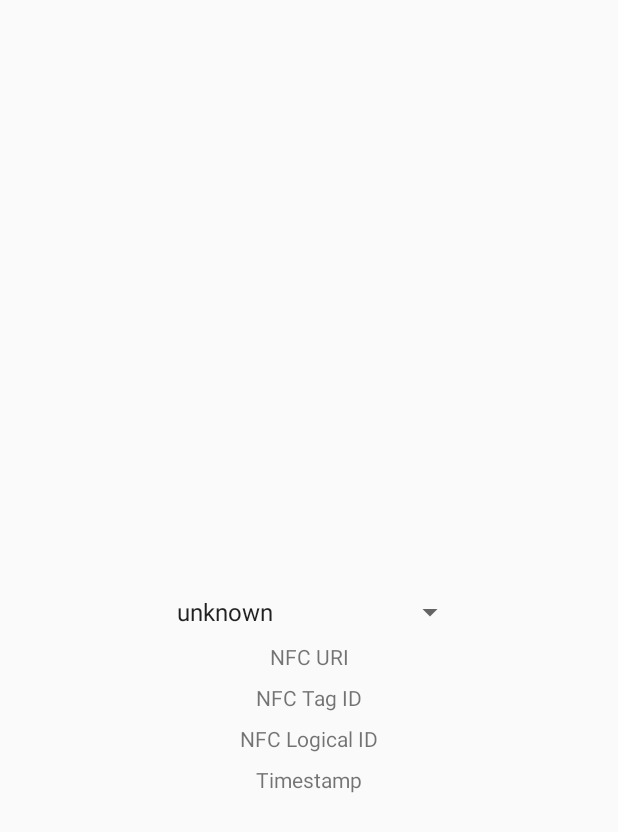
After one commit to cartland/Marauder, an Android app: the layout activity_launch_url.xml on its own in the app's theme, with its tools: preview values and no code run, on a phone screen of 412 x 824 dp. The commit adds this screen. Shown: the top 832 px of the screen. Run offline under Robolectric (Android 15) with nearby library versions, the phone set to English and light mode, and no system bars.

Commit message:
Add LaunchUrlActivity

```diff
--- a/android/Marauder/app/build.gradle
+++ b/android/Marauder/app/build.gradle
@@ -10,8 +10,8 @@ android {
         applicationId "com.chriscartland.marauder"
         minSdkVersion 23
         targetSdkVersion 29
-        versionCode 13
-        versionName "1.0.11"
+        versionCode 14
+        versionName "2.0.0"
         testInstrumentationRunner "androidx.test.runner.AndroidJUnitRunner"
     }
     buildTypes {
--- a/android/Marauder/app/src/main/java/com/chriscartland/marauder/MainActivity.kt
+++ b/android/Marauder/app/src/main/java/com/chriscartland/marauder/MainActivity.kt
@@ -1,6 +1,7 @@
 package com.chriscartland.marauder
 
 import android.content.Intent
+import android.net.Uri
 import androidx.appcompat.app.AppCompatActivity
 import android.os.Bundle
 
@@ -8,6 +9,8 @@ class MainActivity : AppCompatActivity() {
 
     override fun onCreate(savedInstanceState: Bundle?) {
         super.onCreate(savedInstanceState)
-        startActivity(Intent(this, TileBleScannerActivity::class.java))
+        setContentView(R.layout.activity_main)
+        startActivity(Intent(this, LaunchUrlActivity::class.java))
+        finish()
     }
 }
--- /dev/null
+++ b/android/Marauder/app/src/main/res/layout/activity_launch_url.xml
@@ -0,0 +1,67 @@
+<?xml version="1.0" encoding="utf-8"?>
+<androidx.constraintlayout.widget.ConstraintLayout
+        xmlns:android="http://schemas.android.com/apk/res/android"
+        xmlns:tools="http://schemas.android.com/tools"
+        xmlns:app="http://schemas.android.com/apk/res-auto"
+        android:layout_width="match_parent"
+        android:layout_height="match_parent"
+        tools:context=".LaunchUrlActivity">
+
+    <Spinner
+            android:id="@+id/spinner_nfc_reader_location"
+            android:layout_width="wrap_content"
+            android:layout_height="wrap_content"
+            android:entries="@array/locations"
+            app:layout_constraintTop_toTopOf="parent"
+            app:layout_constraintEnd_toEndOf="parent" app:layout_constraintStart_toStartOf="parent"
+            android:layout_marginStart="8dp" android:spinnerMode="dropdown" android:layout_marginBottom="8dp"
+            app:layout_constraintBottom_toBottomOf="parent"/>
+
+    <TextView
+            android:id="@+id/nfc_uri"
+            tools:text="NFC URI"
+            android:layout_width="wrap_content"
+            android:layout_height="wrap_content"
+            android:layout_marginTop="8dp"
+            app:layout_constraintTop_toBottomOf="@+id/spinner_nfc_reader_location"
+            app:layout_constraintStart_toStartOf="parent"
+            android:layout_marginStart="8dp"
+            app:layout_constraintEnd_toEndOf="parent"
+            android:layout_marginEnd="8dp"/>
+
+    <TextView
+            android:id="@+id/nfc_tag_id"
+            tools:text="NFC Tag ID"
+            android:layout_width="wrap_content"
+            android:layout_height="wrap_content"
+            android:layout_marginTop="8dp"
+            app:layout_constraintTop_toBottomOf="@+id/nfc_uri"
+            app:layout_constraintStart_toStartOf="parent"
+            android:layout_marginStart="8dp"
+            app:layout_constraintEnd_toEndOf="parent"
+            android:layout_marginEnd="8dp"/>
+
+    <TextView
+            android:id="@+id/nfc_logical_id"
+            tools:text="NFC Logical ID"
+            android:layout_width="wrap_content"
+            android:layout_height="wrap_content"
+            android:layout_marginTop="8dp"
+            app:layout_constraintTop_toBottomOf="@+id/nfc_tag_id"
+            app:layout_constraintStart_toStartOf="parent"
+            android:layout_marginStart="8dp"
+            app:layout_constraintEnd_toEndOf="parent"
+            android:layout_marginEnd="8dp"/>
+
+    <TextView
+            android:id="@+id/timestamp"
+            tools:text="Timestamp"
+            android:layout_width="wrap_content"
+            android:layout_height="wrap_content"
+            android:layout_marginTop="8dp"
+            app:layout_constraintTop_toBottomOf="@+id/nfc_logical_id"
+            app:layout_constraintStart_toStartOf="parent"
+            android:layout_marginStart="8dp"
+            app:layout_constraintEnd_toEndOf="parent"
+            android:layout_marginEnd="8dp"/>
+</androidx.constraintlayout.widget.ConstraintLayout>
```
Also changed, not shown: android/Marauder/app/src/main/AndroidManifest.xml (+28 -2 lines), android/Marauder/app/src/main/java/com/chriscartland/marauder/LaunchUrlActivity.kt (added, +119 -0 lines), 1 other file.
